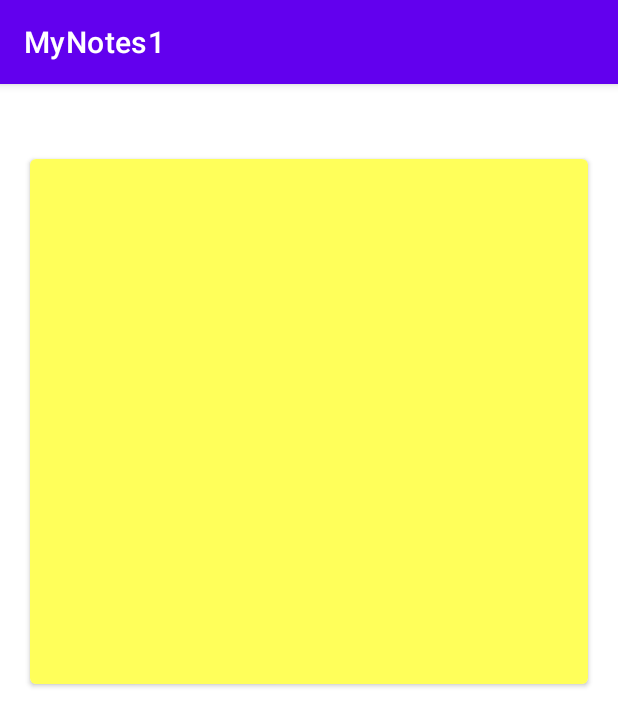
After one commit to Arsh-78/MiniProjectsLearning, an Android app: the ModifyNoteActivity screen opened directly, with no data from a screen before it, on a phone screen of 412 x 824 dp. The commit adds this screen. Shown: the top 726 px of the screen. Run offline under Robolectric (Android 15) with nearby library versions, the phone set to English and light mode, and no system bars.

Commit message:
Third Commit

```diff
--- a/Notes App/app/src/main/AndroidManifest.xml
+++ b/Notes App/app/src/main/AndroidManifest.xml
@@ -10,7 +10,8 @@
         android:roundIcon="@mipmap/ic_launcher_round"
         android:supportsRtl="true"
         android:theme="@style/Theme.MyNotes1">
-        <activity android:name=".NewNoteActivity"></activity>
+        <activity android:name=".Note.ModifyNoteActivity"></activity>
+        <activity android:name=".NewNoteActivity" />
         <activity android:name=".MainActivity">
             <intent-filter>
                 <action android:name="android.intent.action.MAIN" />
--- /dev/null
+++ b/Notes App/app/src/main/java/com/example/mynotes1/Note/ModifyNoteActivity.kt
@@ -0,0 +1,16 @@
+package com.example.mynotes1.Note
+
+import androidx.appcompat.app.AppCompatActivity
+import android.os.Bundle
+import android.widget.TextView
+import com.example.mynotes1.R
+
+class ModifyNoteActivity : AppCompatActivity() {
+    override fun onCreate(savedInstanceState: Bundle?) {
+        super.onCreate(savedInstanceState)
+        setContentView(R.layout.activity_modify_note)
+        val dnote =intent.getStringExtra("EXTRA_NOTE")
+        val textView:TextView= findViewById(R.id.info_text)
+        textView.text=dnote
+    }
+}
--- a/Notes App/app/src/main/java/com/example/mynotes1/Note/NoteViewModel.kt
+++ b/Notes App/app/src/main/java/com/example/mynotes1/Note/NoteViewModel.kt
@@ -15,9 +15,12 @@ class NoteViewModel(private val repository: NoteRepository) : ViewModel() {
     /**
      * Launching a new coroutine to insert the data in a non-blocking way
      */
+
     fun insert(note: Note) = viewModelScope.launch {
         repository.insert(note)
     }
+
+
 
     fun deleteNote(note: Note)=viewModelScope.launch {
     repository.deleteNote(note)}
--- a/Notes App/app/src/main/res/layout/activity_main.xml
+++ b/Notes App/app/src/main/res/layout/activity_main.xml
@@ -4,7 +4,10 @@
     xmlns:tools="http://schemas.android.com/tools"
     android:layout_width="match_parent"
     android:layout_height="match_parent"
-    tools:context=".MainActivity">
+    tools:context=".MainActivity"
+    android:name="androidx.navigation.fragment.NavHostFragment"
+    app:defaultNavHost="true"
+    app:navGraph="@navigation/navigations">
 
     <androidx.recyclerview.widget.RecyclerView
         android:id="@+id/recyclerview"
--- /dev/null
+++ b/Notes App/app/src/main/res/layout/activity_modify_note.xml
@@ -0,0 +1,26 @@
+<?xml version="1.0" encoding="utf-8"?>
+<LinearLayout xmlns:android="http://schemas.android.com/apk/res/android"
+    xmlns:tools="http://schemas.android.com/tools"
+    xmlns:card_view="http://schemas.android.com/apk/res-auto"
+    android:layout_width="match_parent"
+    android:layout_height="match_parent"
+     >
+    <!-- A CardView that contains a TextView -->
+    <androidx.cardview.widget.CardView
+        android:id="@+id/card_view"
+        android:layout_width="match_parent"
+        android:layout_marginTop="50dp"
+        android:layout_marginLeft="20dp"
+        android:layout_marginRight="20dp"
+        android:background="@color/teal_700"
+        android:layout_height="350dp"
+        card_view:cardCornerRadius="4dp">
+
+        <TextView
+            android:id="@+id/info_text"
+            android:background="@color/yellow"
+            android:singleLine="false"
+            android:layout_width="match_parent"
+            android:layout_height="match_parent" />
+    </androidx.cardview.widget.CardView>
+    </LinearLayout>
--- a/Notes App/app/src/main/res/layout/activity_new_note.xml
+++ b/Notes App/app/src/main/res/layout/activity_new_note.xml
@@ -6,12 +6,13 @@
 
     <EditText
         android:id="@+id/edit_note"
+
         android:layout_width="match_parent"
         android:layout_height="wrap_content"
         android:minHeight="@dimen/min_height"
         android:fontFamily="sans-serif-light"
         android:hint="@string/hint_word"
-        android:inputType="textAutoComplete"
+        android:inputType="textImeMultiLine"
         android:layout_margin="@dimen/big_padding"
         android:textSize="18sp" />
 
--- a/Notes App/app/src/main/res/values/colors.xml
+++ b/Notes App/app/src/main/res/values/colors.xml
@@ -11,4 +11,5 @@
     <color name="black">#FF000000</color>
     <color name="white">#FFFFFFFF</color>
     <color name="buttonLabel">#FFFFFF</color>
+    <color name="yellow">#ffff5a</color>
 </resources>
--- a/Notes App/build.gradle
+++ b/Notes App/build.gradle
@@ -19,10 +19,16 @@ buildscript {
         junitVersion = '4.13.2'
         espressoVersion = '3.1.0'
         androidxJunitVersion = '1.1.2'
+        navigationVersion = "2.3.0"
+
     }
     dependencies {
         classpath "com.android.tools.build:gradle:4.1.3"
         classpath "org.jetbrains.kotlin:kotlin-gradle-plugin:$kotlin_version"
+        classpath "androidx.navigation:navigation-safe-args-gradle-plugin:$navigationVersion"
+
+
+
 
         // NOTE: Do not place your application dependencies here; they belong
         // in the individual module build.gradle files
```
Also changed, not shown: Notes App/app/build.gradle (+7 -0 lines), Notes App/app/src/main/java/com/example/mynotes1/MainActivity.kt (+27 -5 lines), Notes App/app/src/main/java/com/example/mynotes1/Note/NoteListAdapter.kt (+22 -5 lines), Notes App/app/src/main/res/navigation/navigations.xml (added, +30 -0 lines).
